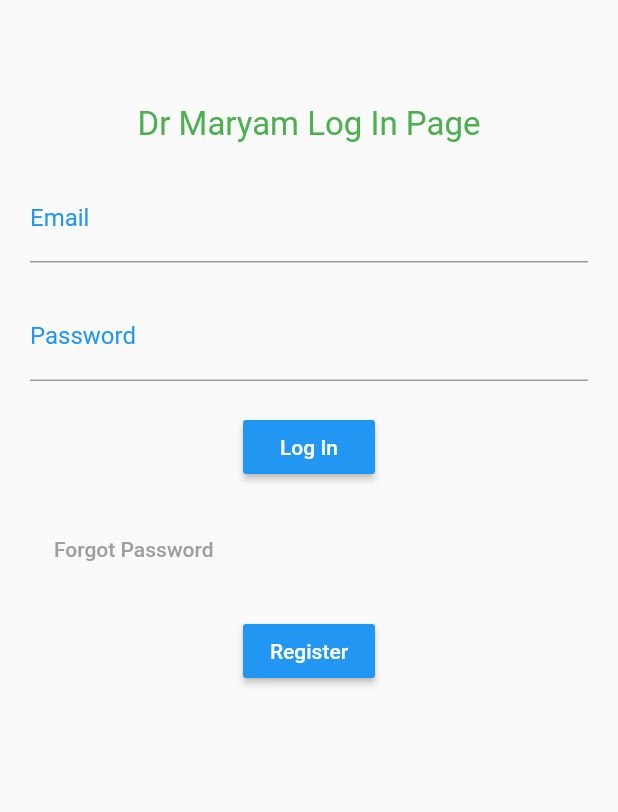
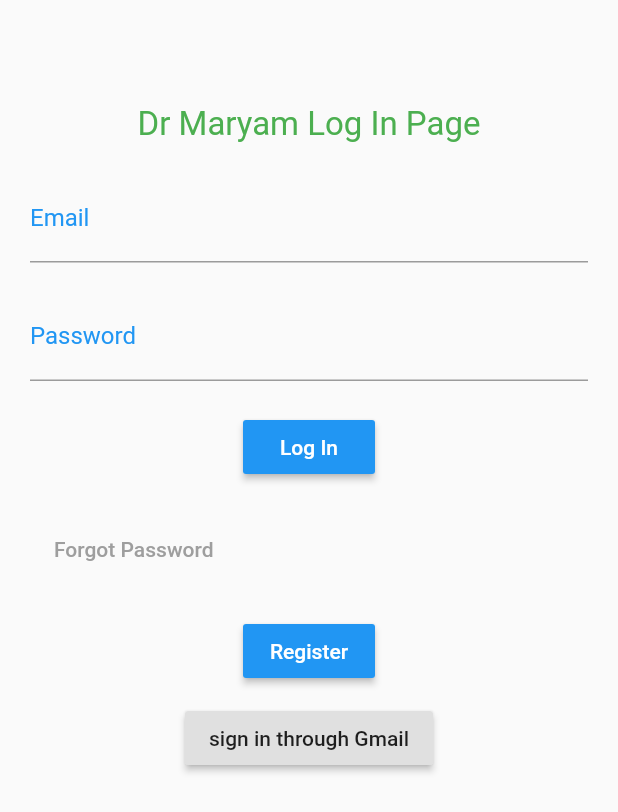
Before and after one commit to maryam-virk/Apps-Development, a Flutter app: the screen it shows after launch, on a phone screen of 412 x 824 dp. Shown: the top 812 px of the screen. Run offline on Flutter 3.47's test engine with Material 2 defaults, Android fonts, the phone set to English and light mode, and no system bars; our stand-ins replace cloud_firestore, firebase_auth, google_sign_in; accounts and stored records are empty.

Commit message:
splash.dart , auth.dart

```diff
--- a/lib/main.dart
+++ b/lib/main.dart
@@ -1,6 +1,6 @@
 import 'package:flutter/material.dart';
 import 'signin.dart';
-
+import 'splash.dart';
 void main() => runApp(
   MaterialApp(home: MyApp(),)
   );
@@ -11,7 +11,7 @@ class MyApp extends StatelessWidget {
   Widget build(BuildContext context) {
     return MaterialApp(
 
-      home:SignInClass(),
+      home:Splashpage(),
     );
   }
 }
--- a/lib/signin.dart
+++ b/lib/signin.dart
@@ -1,58 +1,165 @@
+import 'package:firebase_auth/firebase_auth.dart';
 import 'package:flutter/material.dart';
+import 'auth.dart';
 import 'signup.dart';
-
-
+import 'package:google_sign_in/google_sign_in.dart';
+import 'dashboard.dart';
 
 class SignInClass extends StatefulWidget {
-  SignInClass({Key key}) : super(key: key);
+  SignInClass({this.auth});
+  final BaseAuth auth;
+
 
   _SignInClassState createState() => _SignInClassState();
 }
 
 class _SignInClassState extends State<SignInClass> {
-  final useremail=TextEditingController();
-  final userPassword=TextEditingController();
+  final useremail = TextEditingController();
+  final userPassword = TextEditingController();
+  //final GoogleSignIn _googleSignIn = GoogleSignIn();
+  //final FirebaseAuth _firebaseAuth = FirebaseAuth.instance;
+
   @override
-  void dispose(){
+  void dispose() {
     super.dispose();
     useremail.dispose();
     userPassword.dispose();
   }
+
   Widget build(BuildContext context) {
     return Scaffold(
-body: SingleChildScrollView( child:
-  Container(
+        body: SingleChildScrollView(
+            child: Container(
                 padding: EdgeInsets.only(left: 20, right: 20),
-
                 child: Column(
                     mainAxisAlignment: MainAxisAlignment.center,
                     crossAxisAlignment: CrossAxisAlignment.center,
                     children: <Widget>[
-
                       // Padding(padding: EdgeInsets.only(), child: Image.asset('datafolder/image.jpeg', scale: 5,), )
 
-     Container(padding: EdgeInsets.only(top: 70,), child: Text('Dr Maryam Log In Page', style: TextStyle(color: Colors.green, fontSize: 22),), ),
+                      Container(
+                        padding: EdgeInsets.only(
+                          top: 70,
+                        ),
+                        child: Text(
+                          'Dr Maryam Log In Page',
+                          style: TextStyle(color: Colors.green, fontSize: 22),
+                        ),
+                      ),
 
-Padding(padding: EdgeInsets.only(top: 20), child: TextFormField( keyboardType: TextInputType.emailAddress, decoration: InputDecoration(labelText: 'Email', labelStyle: TextStyle(color: Colors.blue,), hintText: 'Enter Email Here'),controller: useremail,),),
+                      Padding(
+                        padding: EdgeInsets.only(top: 20),
+                        child: TextFormField(
+                          keyboardType: TextInputType.emailAddress,
+                          validator:validationEmail,
+                          decoration: InputDecoration(
+                              labelText: 'Email',
+                              labelStyle: TextStyle(
+                                color: Colors.blue,
+                              ),
+                              hintText: 'Enter Email Here'),
+                          controller: useremail,
+                        ),
+                      ),
 
-Padding(padding: EdgeInsets.only(top: 20), child: TextFormField( keyboardType: TextInputType.text, decoration: InputDecoration(labelText: 'Password', labelStyle: TextStyle(color: Colors.blue,), hintText: 'Enter Password Here'), controller: userPassword,),),
-
-Padding(padding: EdgeInsets.only(top: 20), child: RaisedButton(onPressed: (){},  color: Colors.blue,  child: Text('Log In', style: TextStyle(color: Colors.white), ),), ),
-Container(  alignment: Alignment(-1, 0),  padding: EdgeInsets.only(top: 20),child: FlatButton(onPressed: (){}, child: Text('Forgot Password', style: TextStyle(color: Colors.grey),), ),  ),
+                      Padding(
+                        padding: EdgeInsets.only(top: 20),
+                        child: TextFormField(
+                          keyboardType: TextInputType.text,
+                          decoration: InputDecoration(
+                              labelText: 'Password',
+                              labelStyle: TextStyle(
+                                color: Colors.blue,
+                              ),
+                              hintText: 'Enter Password Here'),
+                          controller: userPassword,
+                        ),
+                      ),
 
 
-Padding(padding: EdgeInsets.only(top: 20), child: RaisedButton(onPressed: (){  Navigator.push(
+                      Padding(
+                        padding: EdgeInsets.only(top: 20),
+                        child: RaisedButton(
+                          onPressed: () async {
+                            String user= await widget.auth
+                                .signInWithEmailandPassword(useremail.text, userPassword.text);
+                            print('$user');
+                            if(user!=null){
+                              Navigator.pushReplacement(
                                   context,
-              MaterialPageRoute(builder: (context) => SignUpClass()),
-            );  },  color: Colors.blue,  child: Text('Register', style: TextStyle(color: Colors.white), ),), ),
+                                  MaterialPageRoute(
+                                      builder:(BuildContext context) =>
+
+                                          DashboardScreen()));
+                            }
+
+                          },
+                          color: Colors.blue,
+                          child: Text(
+                            'Log In',
+                            style: TextStyle(color: Colors.white),
+                          ),
+                        ),
+                      ),
+                      Container(
+                        alignment: Alignment(-1, 0),
+                        padding: EdgeInsets.only(top: 20),
+                        child: FlatButton(
+                          onPressed: () {},
+                          child: Text(
+                            'Forgot Password',
+                            style: TextStyle(color: Colors.grey),
+                          ),
+                        ),
+                      ),
+
+                      Padding(
+                        padding: EdgeInsets.only(top: 20),
+                        child: RaisedButton(
+                          onPressed: () {
+                            Navigator.push(
+                              context,
+                              MaterialPageRoute(
+                                  builder: (context) => SignUpClass(auth: Auth(), )),
+                            );
+                          },
+                          color: Colors.blue,
+                          child: Text(
+                            'Register',
+                            style: TextStyle(color: Colors.white),
+                          ),
+                        ),
+                      ),
+                      Padding(
+                          padding:
+                              EdgeInsets.only(left: 30, right: 30, top: 10),
+                          child: RaisedButton(
+                            child: Text('sign in through Gmail'),
+                            onPressed: ()  async{
+                              String user =await widget.auth.signInWithGoogle();
+                              print('$user');
+                              if(user!=null){
+                                Navigator.pushReplacement(
+                                    context,
+                                    MaterialPageRoute(
+                                        builder:(BuildContext context) =>
+
+                                            DashboardScreen()));
+                              }
+                          }
+                          ))
+                    ]))));
+  }
+
+  String validationEmail(String value) {
+    Pattern pattern =
+        r'^(([^<>()[\]\\.,;:\s@\"]+(\.[^<>()[\]\\.,;:\s@\"]+)*)|(\".+\"))@((\[[0-9]{1,3}\.[0-9]{1,3}\.[0-9]{1,3}\.[0-9]{1,3}\])|(([a-zA-Z\-0-9]+\.)+[a-zA-Z]{2,}))$';
+    RegExp regex = new RegExp(pattern);
+    if (!regex.hasMatch(value))
+      return 'Enter valid Email';
+    else
+      return null;
+  }
 
 
-
-
-    ],
-  ),
-),
-)
-    );
 }
-}
--- a/pubspec.yaml
+++ b/pubspec.yaml
@@ -24,6 +24,9 @@ dependencies:
   # Use with the CupertinoIcons class for iOS style icons.
   cupertino_icons: ^0.1.2
   firebase_auth: ^0.12.0
+  google_sign_in: ^4.0.6
+  cloud_firestore: ^0.12.9
+
 
 
 
```
Also changed, not shown: lib/auth.dart (added, +42 -0 lines), lib/signup.dart (+32 -13 lines), lib/splash.dart (added, +40 -0 lines), lib/generated/i18n.dart (added), pubspec.lock, 1 other file. Lines whose indentation alone changed are shown as unchanged.
